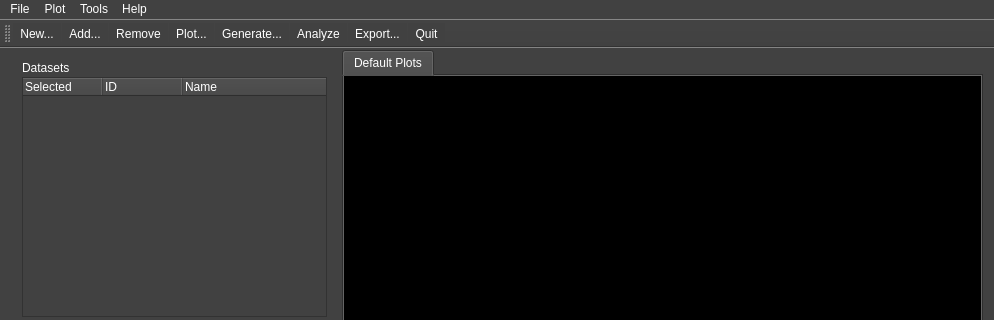
DanielWinklehner/py_particle_processor, file py_particle_processor_qt/gui/main_window.ui: the form before one commit; both pictures show x 0 to 994 and y 0 to 320 of the 994 by 654 pixel window.
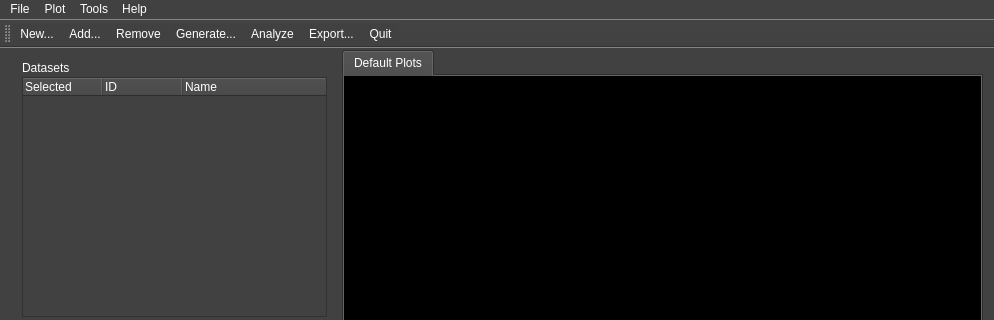
The form after the commit. Icons and pictures are not drawn. Custom widgets are drawn as their Qt base class.

Patch:
```diff
--- a/py_particle_processor_qt/gui/main_window.ui
+++ b/py_particle_processor_qt/gui/main_window.ui
@@ -311,7 +311,6 @@
    <addaction name="actionImport_New"/>
    <addaction name="actionImport_Add"/>
    <addaction name="actionRemove"/>
-   <addaction name="actionPlot"/>
    <addaction name="actionGenerate"/>
    <addaction name="actionAnalyze"/>
    <addaction name="actionExport_For"/>
@@ -450,21 +449,6 @@
     <string>Remove</string>
    </property>
   </action>
-  <action name="actionPlot">
-   <property name="icon">
-    <iconset theme="emblem-photos">
-     <normaloff>.</normaloff>.</iconset>
-   </property>
-   <property name="text">
-    <string>Plot...</string>
-   </property>
-   <property name="iconText">
-    <string>Plot...</string>
-   </property>
-   <property name="toolTip">
-    <string>Plot...</string>
-   </property>
-  </action>
   <action name="actionAnalyze">
    <property name="icon">
     <iconset theme="applications-accessories">
```
Left out of the diff: 2 changed lines with no effect on the pictures.
